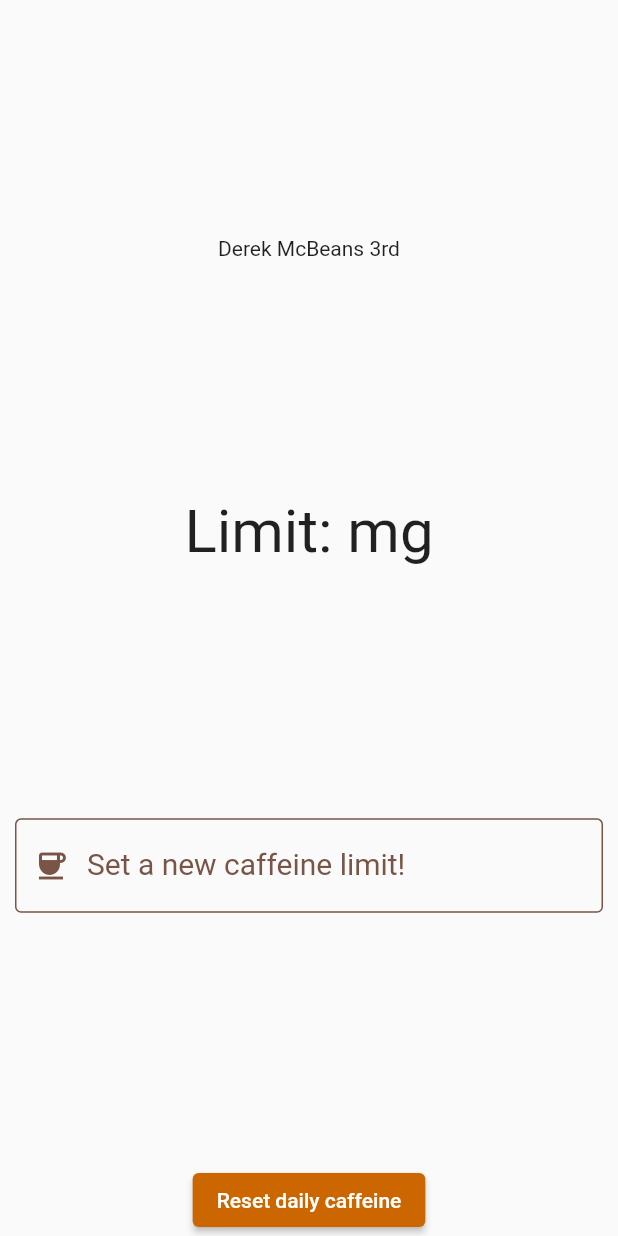
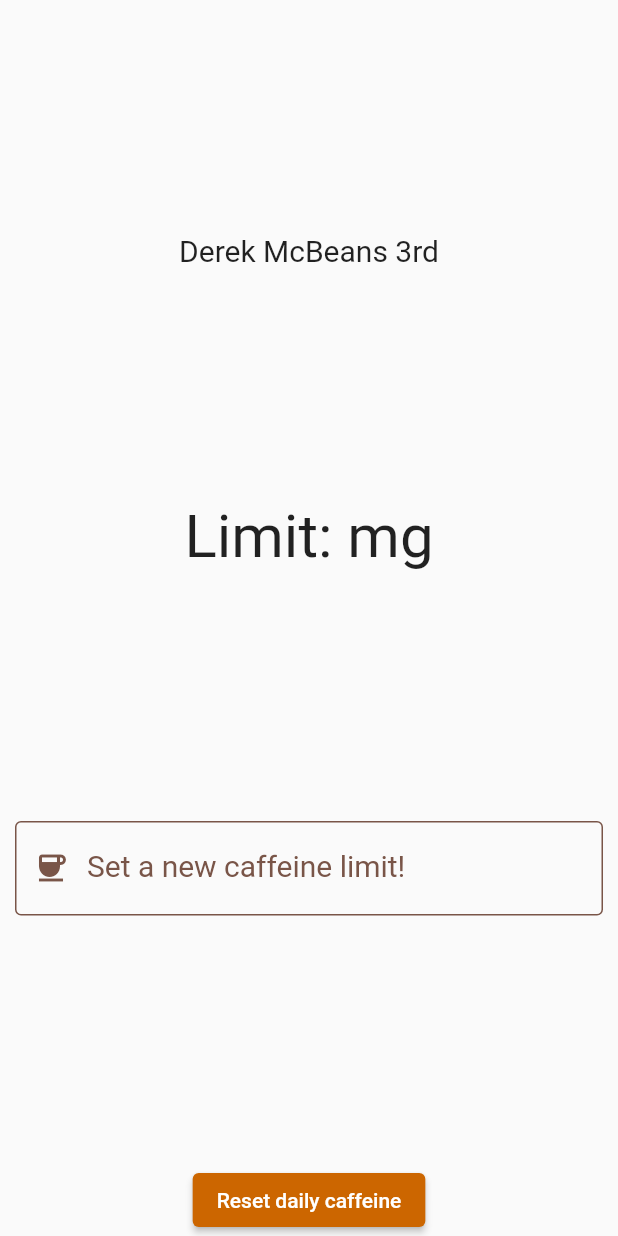
Before and after one commit to RossKeen/Coffee-Help-, a Flutter app: the CaffeineWidget widget shown alone on an empty page, opened directly with empty values, on a phone screen of 412 x 824 dp. Run offline on Flutter 3.47's test engine with Material 2 defaults, Android fonts, the phone set to English and light mode, and no system bars; our stand-ins replace cloud_firestore, firebase_core, percent_indicator; accounts and stored records are empty; Roboto replaces fonts that are missing (helvetica).

Commit message:
make name bigger on profile

```diff
--- a/lib/caffeine-input.dart
+++ b/lib/caffeine-input.dart
@@ -24,7 +24,10 @@ class _CaffeineWidgetState extends State<CaffeineWidget> {
         mainAxisAlignment: MainAxisAlignment.spaceBetween,
         children: [
           Padding(padding: EdgeInsets.all(0.1)),
-          Text('Derek McBeans 3rd'),
+          Text(
+            'Derek McBeans 3rd',
+            style: TextStyle(fontSize: 20),
+          ),
           Text(
             'Limit: ${widget.goal}mg',
             style: TextStyle(fontSize: 40, fontFamily: 'helvetica'),
```
